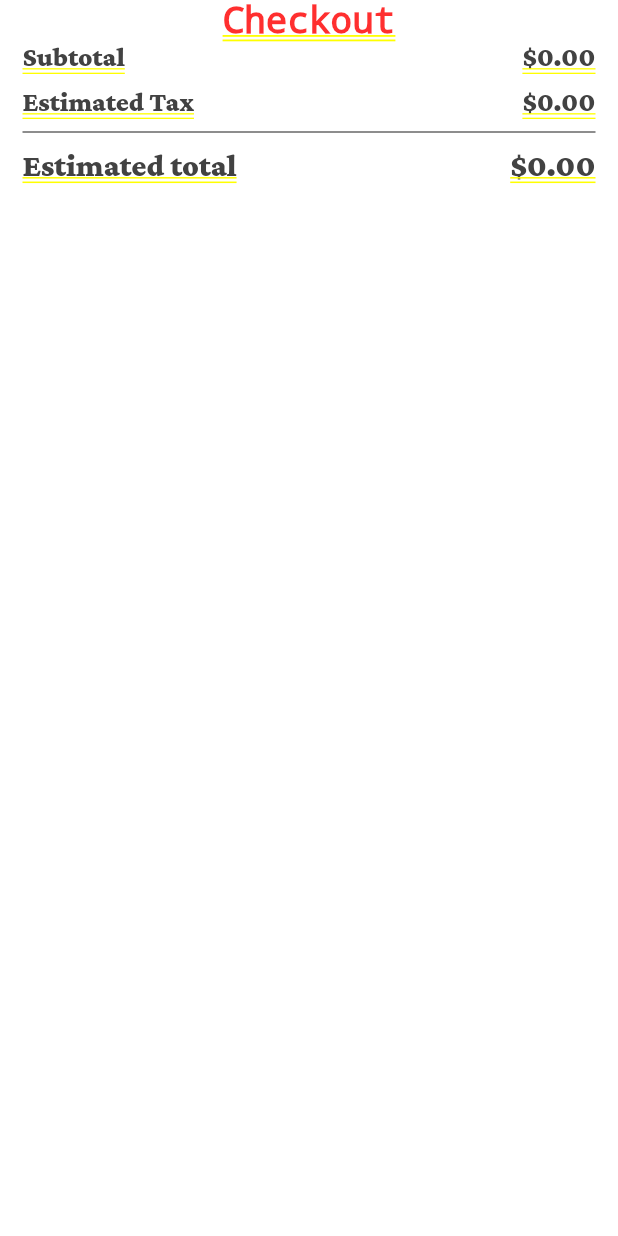
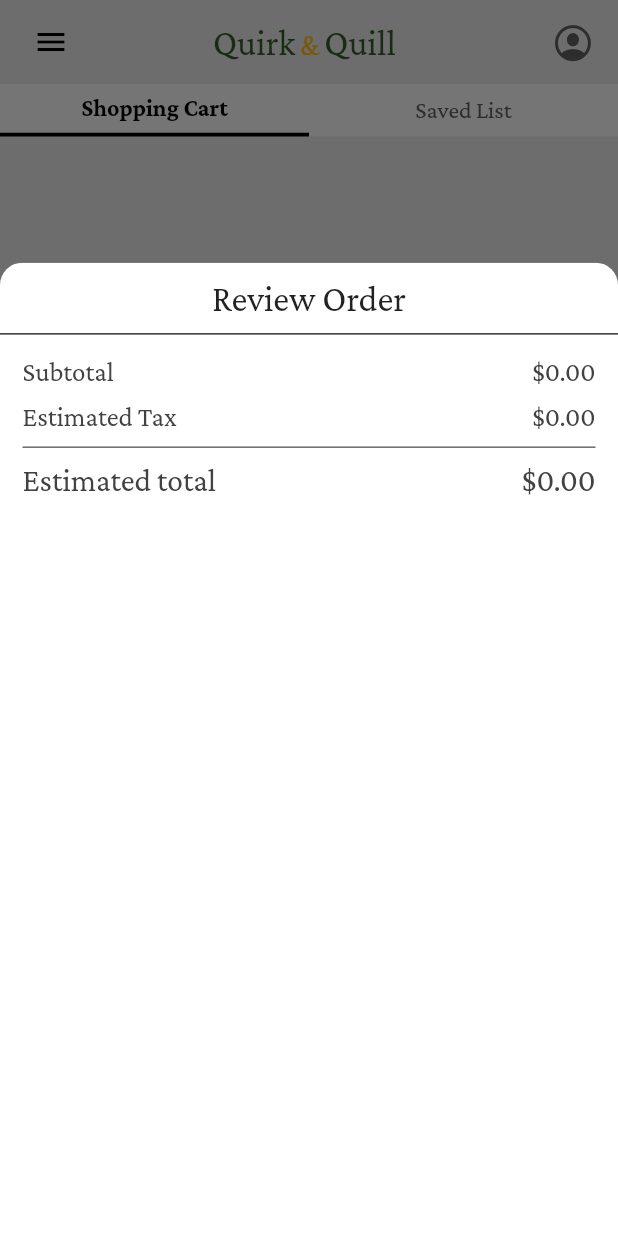
Before and after one commit to ivanespinoza518/QuillAndQuirk, a Flutter app: the HomePage screen opened directly, item 2 of the bottom bar chosen, after a tap on "CHECKOUT", on a phone screen of 412 x 824 dp. Run offline on Flutter 3.47's test engine with Material 2 defaults, Android fonts, the phone set to English and light mode, and no system bars; drawn by our look-alikes of google_nav_bar; our stand-ins replace flutter_rating_bar, font_awesome_flutter, google_fonts.

Commit message:
Deleted the Checkout page.
Instead of having a separate checkout page I made it into a slide up menu in the cart that comes out when selecting 'checkout' button.

```diff
--- a/quill_and_quirk/lib/components/cart_item.dart
+++ b/quill_and_quirk/lib/components/cart_item.dart
@@ -24,9 +24,9 @@ class _CartItemState extends State<CartItem> {
   @override
   Widget build(BuildContext context) {
     return Container(
-      decoration: BoxDecoration(
-        color: Colors.grey[100],
-        border: const Border(
+      decoration: const BoxDecoration(
+        color: Colors.white,
+        border: Border(
           bottom: BorderSide(
             color: Colors.black,
             width: 0.5,
--- /dev/null
+++ b/quill_and_quirk/lib/components/checkout_menu.dart
@@ -0,0 +1,144 @@
+import 'package:flutter/material.dart';
+import 'package:google_fonts/google_fonts.dart';
+import 'package:provider/provider.dart';
+
+import 'package:quill_and_quirk/models/cart.dart';
+
+class CheckoutMenu extends StatelessWidget {
+  const CheckoutMenu({super.key});
+
+  @override
+  Widget build(BuildContext context) {
+    return FractionallySizedBox(
+      heightFactor: 1.8,
+      child: ClipRRect(
+        borderRadius: const BorderRadius.only(
+          topLeft: Radius.circular(15.0),
+          topRight: Radius.circular(15.0),
+        ),
+        child: Container(
+          color: Colors.white,
+          child: Column(
+            children: <Widget>[
+              Consumer<Cart>(
+                builder: (context, value, child) => Column(
+                  children: [
+                    // Checkout header
+                    Padding(
+                      padding: const EdgeInsets.symmetric(vertical: 10.0),
+                      child: Text(
+                        'Review Order',
+                        style: TextStyle(
+                          fontFamily: GoogleFonts.crimsonPro().fontFamily,
+                          fontSize: 24,
+                        ),
+                      ),
+                    ),
+
+                    const Divider(
+                      height: 1.0,
+                      thickness: 0.8,
+                      color: Colors.black,
+                    ),
+
+                    // todo: Add form for shipping + payment info
+
+                    // Costs
+                    Padding(
+                      padding: const EdgeInsets.symmetric(
+                        horizontal: 15.0,
+                        vertical: 15.0,
+                      ),
+                      child: Column(
+                        children: [
+                          // Subtotal
+                          Row(
+                            mainAxisAlignment: MainAxisAlignment.spaceBetween,
+                            children: [
+                              Text(
+                                'Subtotal',
+                                style: TextStyle(
+                                    color: Colors.grey[800],
+                                    fontFamily:
+                                        GoogleFonts.crimsonPro().fontFamily,
+                                    fontSize: 18.0),
+                              ),
+                              Text(
+                                '\$${value.getSubtotal().abs().toStringAsFixed(2)}',
+                                style: TextStyle(
+                                    color: Colors.grey[800],
+                                    fontFamily:
+                                        GoogleFonts.crimsonPro().fontFamily,
+                                    fontSize: 18.0),
+                              ),
+                            ],
+                          ),
+
+                          // Space
+                          const SizedBox(height: 10),
+
+                          // Estimated Tax
+                          Row(
+                            mainAxisAlignment: MainAxisAlignment.spaceBetween,
+                            children: [
+                              Text(
+                                'Estimated Tax',
+                                style: TextStyle(
+                                    color: Colors.grey[800],
+                                    fontFamily:
+                                        GoogleFonts.crimsonPro().fontFamily,
+                                    fontSize: 18.0),
+                              ),
+                              Text(
+                                '\$${(value.getTaxes()).abs().toStringAsFixed(2)}',
+                                style: TextStyle(
+                                    color: Colors.grey[800],
+                                    fontFamily:
+                                        GoogleFonts.crimsonPro().fontFamily,
+                                    fontSize: 18.0),
+                              ),
+                            ],
+                          ),
+
+                          // space with divider
+                          Divider(
+                            height: 20,
+                            thickness: 0.8,
+                            color: Colors.grey[800],
+                          ),
+
+                          // Total
+                          Row(
+                            mainAxisAlignment: MainAxisAlignment.spaceBetween,
+                            children: [
+                              Text(
+                                'Estimated total',
+                                style: TextStyle(
+                                    color: Colors.grey[800],
+                                    fontFamily:
+                                        GoogleFonts.crimsonPro().fontFamily,
+                                    fontSize: 21.0),
+                              ),
+                              Text(
+                                '\$${(value.getSubtotal() + value.getTaxes()).abs().toStringAsFixed(2)}',
+                                style: TextStyle(
+                                    color: Colors.grey[800],
+                                    fontFamily:
+                                        GoogleFonts.crimsonPro().fontFamily,
+                                    fontSize: 21.0),
+                              ),
+                            ],
+                          ),
+                        ],
+                      ),
+                    ),
+                  ],
+                ),
+              ),
+            ],
+          ),
+        ),
+      ),
+    );
+  }
+}
--- a/quill_and_quirk/lib/pages/cart_page.dart
+++ b/quill_and_quirk/lib/pages/cart_page.dart
@@ -3,9 +3,9 @@ import 'package:google_fonts/google_fonts.dart';
 import 'package:provider/provider.dart';
 
 import 'package:quill_and_quirk/components/cart_item.dart';
+import 'package:quill_and_quirk/components/checkout_menu.dart';
 import 'package:quill_and_quirk/models/book.dart';
 import 'package:quill_and_quirk/models/cart.dart';
-import 'package:quill_and_quirk/pages/checkout_page.dart';
 
 class CartPage extends StatefulWidget {
   const CartPage({super.key});
@@ -15,19 +15,66 @@ class CartPage extends StatefulWidget {
 }
 
 class _CartPageState extends State<CartPage> {
+  void _showCheckoutMenu(BuildContext context) {
+    showModalBottomSheet(
+      context: context,
+      builder: (BuildContext context) {
+        return const CheckoutMenu();
+      },
+    );
+  }
+
   @override
   Widget build(BuildContext context) {
     return Consumer<Cart>(
       builder: (context, value, child) => Column(
         children: [
           // Shopping cart heading (maybe make into a switch)
-          const Text(
-            'Shopping Cart',
-            style: TextStyle(fontWeight: FontWeight.bold, fontSize: 24),
+          Row(
+            children: [
+              Container(
+                alignment: Alignment.center,
+                width: MediaQuery.of(context).size.width / 2,
+                height: 35,
+                decoration: const BoxDecoration(
+                  color: Colors.white,
+                  border: Border(
+                    bottom: BorderSide(
+                      color: Colors.black,
+                      width: 2.5,
+                    ),
+                  ),
+                ),
+                child: Text(
+                  'Shopping Cart',
+                  style: TextStyle(
+                    fontWeight: FontWeight.bold,
+                    fontSize: 16,
+                    fontFamily: GoogleFonts.crimsonPro().fontFamily,
+                    color: Colors.black,
+                  ),
+                ),
+              ),
+              Container(
+                alignment: Alignment.center,
+                width: MediaQuery.of(context).size.width / 2,
+                height: 35,
+                color: Colors.white,
+                child: Text(
+                  'Saved List',
+                  style: TextStyle(
+                    //fontWeight: FontWeight.bold,
+                    fontSize: 16,
+                    fontFamily: GoogleFonts.crimsonPro().fontFamily,
+                    color: Colors.grey.shade700,
+                  ),
+                ),
+              ),
+            ],
           ),
 
           // space
-          const SizedBox(height: 20),
+          const SizedBox(height: 5),
 
           // Cart items
           Expanded(
@@ -45,12 +92,9 @@ class _CartPageState extends State<CartPage> {
 
           // Checkout button
           GestureDetector(
-            onTap: () => Navigator.push(
-              context,
-              MaterialPageRoute(
-                builder: (context) => const CheckoutPage(),
-              ),
-            ),
+            onTap: () {
+              _showCheckoutMenu(context);
+            },
             child: Padding(
               padding: const EdgeInsets.only(left: 20.0, right: 20.0),
               child: Container(
@@ -89,88 +133,6 @@ class _CartPageState extends State<CartPage> {
               ),
             ),
           ),
-
-          // // Maybe this should go in the checkout page
-          // // Costs
-          // Padding(
-          //   padding: const EdgeInsets.only(left: 15.0, right: 15.0),
-          //   child: Column(
-          //     children: [
-          //       // Subtotal
-          //       Row(
-          //         mainAxisAlignment: MainAxisAlignment.spaceBetween,
-          //         children: [
-          //           Text(
-          //             'Subtotal',
-          //             style: TextStyle(
-          //                 color: Colors.grey[800],
-          //                 fontFamily: GoogleFonts.crimsonPro().fontFamily,
-          //                 fontSize: 18.0),
-          //           ),
-          //           Text(
-          //             '\$put price here',
-          //             style: TextStyle(
-          //                 color: Colors.grey[800],
-          //                 fontFamily: GoogleFonts.crimsonPro().fontFamily,
-          //                 fontSize: 18.0),
-          //           ),
-          //         ],
-          //       ),
-
-          //       // Space
-          //       const SizedBox(height: 10),
-
-          //       // Estimated Tax
-          //       Row(
-          //         mainAxisAlignment: MainAxisAlignment.spaceBetween,
-          //         children: [
-          //           Text(
-          //             'Estimated Tax',
-          //             style: TextStyle(
-          //                 color: Colors.grey[800],
-          //                 fontFamily: GoogleFonts.crimsonPro().fontFamily,
-          //                 fontSize: 18.0),
-          //           ),
-          //           Text(
-          //             '\$put price here',
-          //             style: TextStyle(
-          //                 color: Colors.grey[800],
-          //                 fontFamily: GoogleFonts.crimsonPro().fontFamily,
-          //                 fontSize: 18.0),
-          //           ),
-          //         ],
-          //       ),
-
-          //       // space with divider
-          //       Divider(
-          //         height: 20,
-          //         thickness: 0.8,
-          //         color: Colors.grey[800],
-          //       ),
-
-          //       // Total
-          //       Row(
-          //         mainAxisAlignment: MainAxisAlignment.spaceBetween,
-          //         children: [
-          //           Text(
-          //             'Estimated total',
-          //             style: TextStyle(
-          //                 color: Colors.grey[800],
-          //                 fontFamily: GoogleFonts.crimsonPro().fontFamily,
-          //                 fontSize: 21.0),
-          //           ),
-          //           Text(
-          //             '\$put price here',
-          //             style: TextStyle(
-          //                 color: Colors.grey[800],
-          //                 fontFamily: GoogleFonts.crimsonPro().fontFamily,
-          //                 fontSize: 21.0),
-          //           ),
-          //         ],
-          //       ),
-          //     ],
-          //   ),
-          // ),
         ],
       ),
     );
--- a/quill_and_quirk/lib/pages/checkout_page.dart
+++ /dev/null
@@ -1,111 +0,0 @@
-import 'package:flutter/material.dart';
-import 'package:google_fonts/google_fonts.dart';
-import 'package:provider/provider.dart';
-
-import 'package:quill_and_quirk/models/cart.dart';
-
-class CheckoutPage extends StatefulWidget {
-  const CheckoutPage({super.key});
-
-  @override
-  State<CheckoutPage> createState() => _CheckoutPageState();
-}
-
-class _CheckoutPageState extends State<CheckoutPage> {
-  @override
-  Widget build(BuildContext context) {
-    return Consumer<Cart>(
-      builder: (context, value, child) => Column(
-        children: [
-          // Checkout header
-          const Text(
-            'Checkout',
-            style: TextStyle(fontWeight: FontWeight.bold, fontSize: 24),
-          ),
-
-          // Maybe this should go in the checkout page
-          // Costs
-          Padding(
-            padding: const EdgeInsets.only(left: 15.0, right: 15.0),
-            child: Column(
-              children: [
-                // Subtotal
-                Row(
-                  mainAxisAlignment: MainAxisAlignment.spaceBetween,
-                  children: [
-                    Text(
-                      'Subtotal',
-                      style: TextStyle(
-                          color: Colors.grey[800],
-                          fontFamily: GoogleFonts.crimsonPro().fontFamily,
-                          fontSize: 18.0),
-                    ),
-                    Text(
-                      '\$${value.getSubtotal().abs().toStringAsFixed(2)}',
-                      style: TextStyle(
-                          color: Colors.grey[800],
-                          fontFamily: GoogleFonts.crimsonPro().fontFamily,
-                          fontSize: 18.0),
-                    ),
-                  ],
-                ),
-
-                // Space
-                const SizedBox(height: 10),
-
-                // Estimated Tax
-                Row(
-                  mainAxisAlignment: MainAxisAlignment.spaceBetween,
-                  children: [
-                    Text(
-                      'Estimated Tax',
-                      style: TextStyle(
-                          color: Colors.grey[800],
-                          fontFamily: GoogleFonts.crimsonPro().fontFamily,
-                          fontSize: 18.0),
-                    ),
-                    Text(
-                      '\$${(value.getTaxes()).abs().toStringAsFixed(2)}',
-                      style: TextStyle(
-                          color: Colors.grey[800],
-                          fontFamily: GoogleFonts.crimsonPro().fontFamily,
-                          fontSize: 18.0),
-                    ),
-                  ],
-                ),
-
-                // space with divider
-                Divider(
-                  height: 20,
-                  thickness: 0.8,
-                  color: Colors.grey[800],
-                ),
-
-                // Total
-                Row(
-                  mainAxisAlignment: MainAxisAlignment.spaceBetween,
-                  children: [
-                    Text(
-                      'Estimated total',
-                      style: TextStyle(
-                          color: Colors.grey[800],
-                          fontFamily: GoogleFonts.crimsonPro().fontFamily,
-                          fontSize: 21.0),
-                    ),
-                    Text(
-                      '\$${(value.getSubtotal() + value.getTaxes()).abs().toStringAsFixed(2)}',
-                      style: TextStyle(
-                          color: Colors.grey[800],
-                          fontFamily: GoogleFonts.crimsonPro().fontFamily,
-                          fontSize: 21.0),
-                    ),
-                  ],
-                ),
-              ],
-            ),
-          ),
-        ],
-      ),
-    );
-  }
-}
--- a/quill_and_quirk/lib/pages/home_page.dart
+++ b/quill_and_quirk/lib/pages/home_page.dart
@@ -1,9 +1,9 @@
+import 'package:flutter/cupertino.dart';
 import 'package:flutter/material.dart';
 import 'package:google_fonts/google_fonts.dart';
 
 import 'package:quill_and_quirk/components/bottom_nav.dart';
 import 'package:quill_and_quirk/pages/account_page.dart';
-import 'package:quill_and_quirk/pages/checkout_page.dart';
 import 'package:quill_and_quirk/pages/saved_page.dart';
 import 'package:quill_and_quirk/pages/shop_page.dart';
 import 'package:quill_and_quirk/pages/cart_page.dart';
@@ -35,11 +35,8 @@ class _HomePageState extends State<HomePage> {
     // saved for later page
     const SavedPage(),
 
-    // // profile page
-    // const AccountPage(),
-
-    // checkout page
-    const CheckoutPage(),
+    // profile page
+    const AccountPage(),
   ];
 
   @override
@@ -72,7 +69,9 @@ class _HomePageState extends State<HomePage> {
 
         // Bookstore logo
         // todo: need to make it into a button to home
-        title: Row(
+        title: Padding(
+          padding: const EdgeInsets.only(left: 70.0),
+          child: Row(
             mainAxisAlignment: MainAxisAlignment.spaceBetween,
             children: [
               RichText(
@@ -110,11 +109,12 @@ class _HomePageState extends State<HomePage> {
               // Profile Icon
               // todo: Need to make it into a button
               Icon(
-              Icons.account_circle_outlined,
-              color: Colors.grey.shade800,
-              size: 30.0,
+                CupertinoIcons.profile_circled,
+                color: Colors.grey.shade700,
+                size: 28.0,
               ),
             ],
+          ),
         ),
       ),
 
```
Lines whose indentation alone changed are shown as unchanged.
